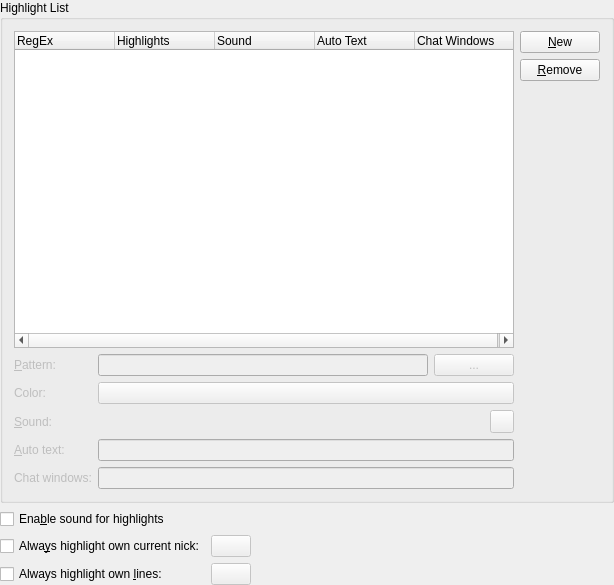
Old version of the form src/config/highlight_configui.ui in the repository KDE/konversation.
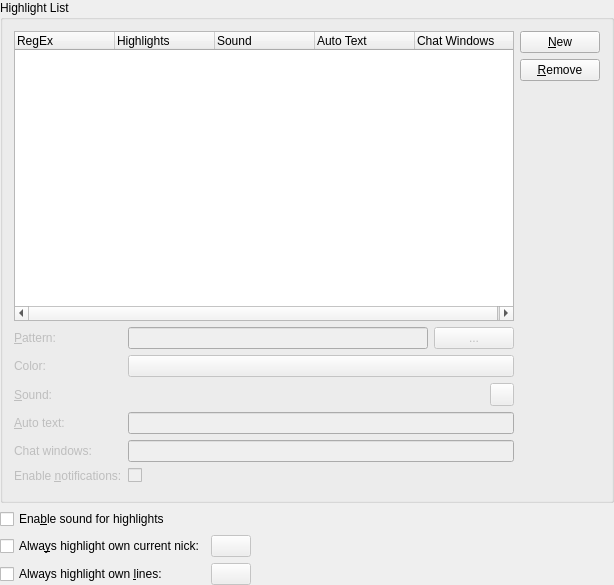
New version of the form. Custom widgets are drawn as their Qt base class.

Commit message:
Make it possible to disbable notifications for certain highlights.
This is useful for "negative" highlights.
REVIEW:110261

```diff
--- a/src/config/highlight_configui.ui
+++ b/src/config/highlight_configui.ui
@@ -357,6 +357,32 @@
           </property>
          </widget>
         </item>
+        <item row="5" column="0">
+         <widget class="QLabel" name="enableNotificationsLabel">
+          <property name="enabled">
+           <bool>false</bool>
+          </property>
+          <property name="text">
+           <string>Enable &amp;notifications:</string>
+          </property>
+          <property name="buddy">
+           <cstring>enableNotificationsCheckbox</cstring>
+          </property>
+         </widget>
+        </item>
+        <item row="5" column="1">
+         <widget class="QCheckBox" name="enableNotificationsCheckbox">
+          <property name="enabled">
+           <bool>false</bool>
+          </property>
+          <property name="text">
+           <string/>
+          </property>
+         </widget>
+        </item>
+        <item row="6" column="1">
+         <layout class="QHBoxLayout" name="chatWindowsLayout"/>
+        </item>
         <item row="4" column="0">
          <widget class="QLabel" name="chatWindowsLabel">
           <property name="enabled">
@@ -374,8 +400,6 @@
          </widget>
         </item>
         <item row="4" column="1">
-         <layout class="QHBoxLayout" name="chatWindowsLayout">
-          <item>
            <widget class="KLineEdit" name="chatWindowsInput">
             <property name="enabled">
              <bool>false</bool>
@@ -390,8 +414,6 @@
              <string>This highlight will only be searched for in chat windows listed here by name, or in all chat windows if the field is left empty. Multiple names have to be separated by commas.</string>
             </property>
            </widget>
-          </item>
-         </layout>
         </item>
        </layout>
       </item>
```
Lines whose indentation alone changed are shown as unchanged. The commit also changes 10 other files.
